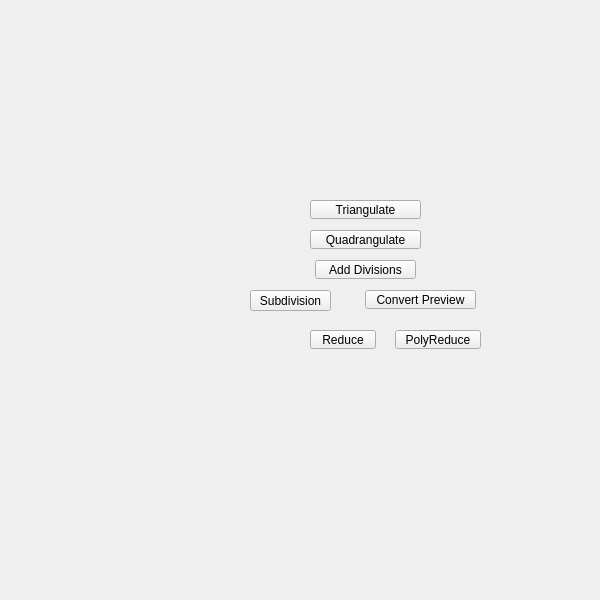
Qt form tentacle/ui/subdivision#submenu.ui (m3trik/tentacle) before a commit.
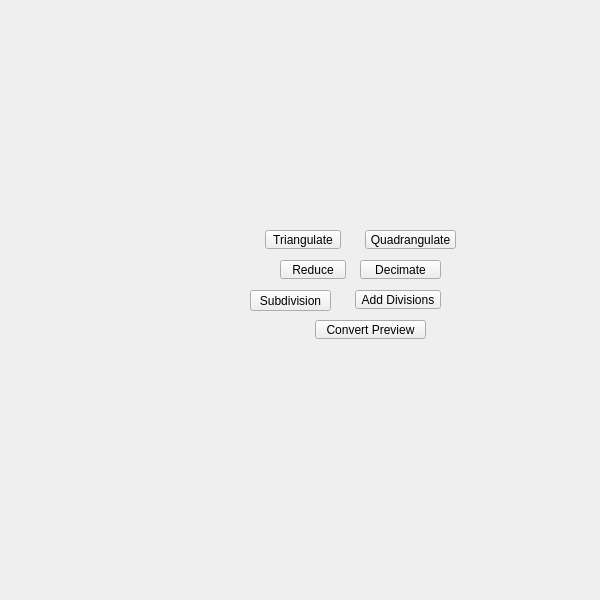
The same form after that commit.

Commit message: feat(tentacle): subdivision/uv slot + UI updates

Diff of the .ui file:
```diff
--- a/tentacle/ui/subdivision#submenu.ui
+++ b/tentacle/ui/subdivision#submenu.ui
@@ -78,52 +78,15 @@
      <string>Subdivision</string>
     </property>
    </widget>
-   <widget class="QPushButton" name="b004">
-    <property name="enabled">
-     <bool>true</bool>
-    </property>
-    <property name="geometry">
-     <rect>
-      <x>395</x>
-      <y>330</y>
-      <width>86</width>
-      <height>19</height>
-     </rect>
-    </property>
-    <property name="minimumSize">
-     <size>
-      <width>0</width>
-      <height>19</height>
-     </size>
-    </property>
-    <property name="maximumSize">
-     <size>
-      <width>111</width>
-      <height>19</height>
-     </size>
-    </property>
-    <property name="toolTip">
-     <string>Simplify a polygonal object by reducing geometry while preserving the overall shape of the mesh.</string>
-    </property>
-    <property name="text">
-     <string>PolyReduce</string>
-    </property>
-    <property name="iconSize">
-     <size>
-      <width>18</width>
-      <height>18</height>
-     </size>
-    </property>
-   </widget>
    <widget class="QPushButton" name="b008">
     <property name="enabled">
      <bool>true</bool>
     </property>
     <property name="geometry">
      <rect>
-      <x>315</x>
-      <y>260</y>
-      <width>101</width>
+      <x>355</x>
+      <y>290</y>
+      <width>86</width>
       <height>19</height>
      </rect>
     </property>
@@ -195,8 +158,8 @@
     </property>
     <property name="geometry">
      <rect>
-      <x>310</x>
-      <y>330</y>
+      <x>280</x>
+      <y>260</y>
       <width>66</width>
       <height>19</height>
      </rect>
@@ -232,8 +195,8 @@
     </property>
     <property name="geometry">
      <rect>
-      <x>365</x>
-      <y>290</y>
+      <x>315</x>
+      <y>320</y>
       <width>111</width>
       <height>19</height>
      </rect>
@@ -269,9 +232,9 @@
     </property>
     <property name="geometry">
      <rect>
-      <x>310</x>
+      <x>365</x>
       <y>230</y>
-      <width>111</width>
+      <width>91</width>
       <height>19</height>
      </rect>
     </property>
@@ -306,9 +269,9 @@
     </property>
     <property name="geometry">
      <rect>
-      <x>310</x>
-      <y>200</y>
-      <width>111</width>
+      <x>265</x>
+      <y>230</y>
+      <width>76</width>
       <height>19</height>
      </rect>
     </property>
@@ -337,6 +300,43 @@
      </size>
     </property>
    </widget>
+   <widget class="QPushButton" name="tb000">
+    <property name="enabled">
+     <bool>true</bool>
+    </property>
+    <property name="geometry">
+     <rect>
+      <x>360</x>
+      <y>260</y>
+      <width>81</width>
+      <height>19</height>
+     </rect>
+    </property>
+    <property name="minimumSize">
+     <size>
+      <width>0</width>
+      <height>19</height>
+     </size>
+    </property>
+    <property name="maximumSize">
+     <size>
+      <width>16777215</width>
+      <height>19</height>
+     </size>
+    </property>
+    <property name="toolTip">
+     <string>Decimate the selected meshes. Choose the algorithm in the option box: Reduce (quadric-error %) or Planar (lossless coplanar dissolve for hard-surface).</string>
+    </property>
+    <property name="text">
+     <string>Decimate</string>
+    </property>
+    <property name="iconSize">
+     <size>
+      <width>18</width>
+      <height>18</height>
+     </size>
+    </property>
+   </widget>
   </widget>
  </widget>
  <resources/>
```
The commit also changes 9 other files.
